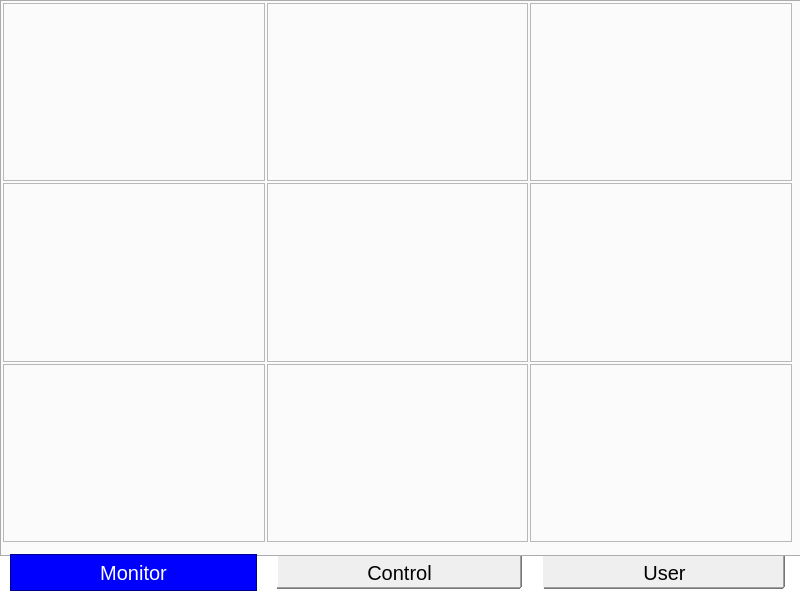
Before: the Qt Designer form HomeMonitoringSystem/mainwindow.ui in CampbellWest/Project3Group5, drawn with Qt 5.
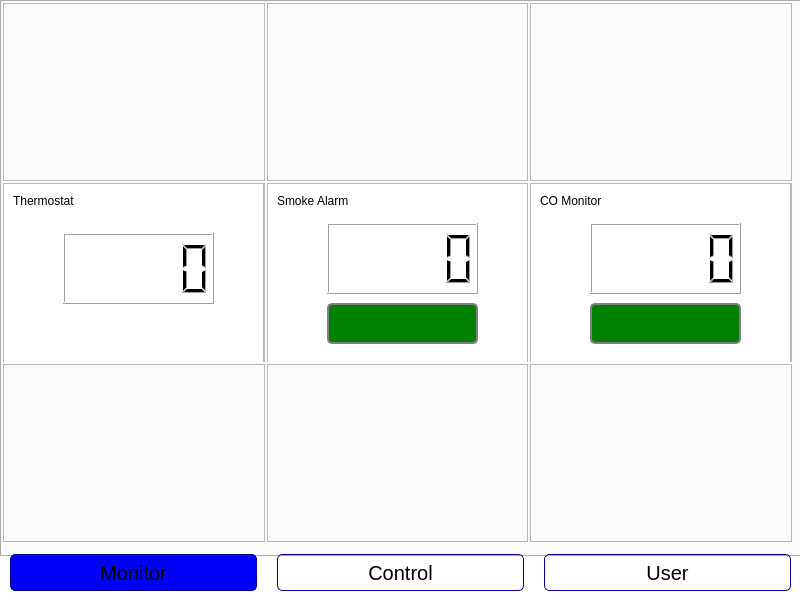
After: the same form once the commit is applied. The open tabs and pages were chosen to show the change.

Commit message: Added sensors UI and modified the control ui layout into our sections.

The edit to the form file:
```diff
--- a/HomeMonitoringSystem/mainwindow.ui
+++ b/HomeMonitoringSystem/mainwindow.ui
@@ -82,11 +82,14 @@
         padding: 0px;          /* Additional padding for spacing */
 	   margin-right: 10px;     /* Space between tabs */
        margin-left: 10px;
+      border-radius: 5px;
+     color: black;
+      border: 1px solid darkblue;
 }
 
     QTabBar::tab:selected {
         background: blue;       /* Background color for selected tab */
-        color: white;           /* Text color for selected tab */
+        color: black;           /* Text color for selected tab */
         border: 1px solid darkblue; /* Border color for selected tab */
     }
 </string>
@@ -98,7 +101,7 @@
      <enum>QTabWidget::TabShape::Rounded</enum>
     </property>
     <property name="currentIndex">
-     <number>2</number>
+     <number>0</number>
     </property>
     <property name="iconSize">
      <size>
@@ -113,6 +116,9 @@
      <bool>false</bool>
     </property>
     <widget class="QWidget" name="MonitorTab">
+     <property name="styleSheet">
+      <string notr="true"/>
+     </property>
      <attribute name="title">
       <string>Monitor</string>
      </attribute>
@@ -141,8 +147,18 @@
        <property name="spacing">
         <number>2</number>
        </property>
-       <item row="4" column="3">
-        <widget class="QFrame" name="SecurityCameraMonitor">
+       <item row="6" column="2">
+        <widget class="QFrame" name="WindowMonitor">
+         <property name="frameShape">
+          <enum>QFrame::Shape::StyledPanel</enum>
+         </property>
+         <property name="frameShadow">
+          <enum>QFrame::Shadow::Raised</enum>
+         </property>
+        </widget>
+       </item>
+       <item row="6" column="3">
+        <widget class="QFrame" name="DoorMonitor">
          <property name="frameShape">
           <enum>QFrame::Shape::StyledPanel</enum>
          </property>
@@ -161,16 +177,6 @@
          </property>
         </widget>
        </item>
-       <item row="5" column="3">
-        <widget class="QFrame" name="COMonitor">
-         <property name="frameShape">
-          <enum>QFrame::Shape::StyledPanel</enum>
-         </property>
-         <property name="frameShadow">
-          <enum>QFrame::Shadow::Raised</enum>
-         </property>
-        </widget>
-       </item>
        <item row="4" column="2">
         <widget class="QFrame" name="MotionMonitor">
          <property name="frameShape">
@@ -181,16 +187,6 @@
          </property>
         </widget>
        </item>
-       <item row="5" column="2">
-        <widget class="QFrame" name="SmokeAlarmMonitor">
-         <property name="frameShape">
-          <enum>QFrame::Shape::StyledPanel</enum>
-         </property>
-         <property name="frameShadow">
-          <enum>QFrame::Shadow::Raised</enum>
-         </property>
-        </widget>
-       </item>
        <item row="5" column="1">
         <widget class="QFrame" name="ThermostatMonitor">
          <property name="frameShape">
@@ -199,6 +195,39 @@
          <property name="frameShadow">
           <enum>QFrame::Shadow::Raised</enum>
          </property>
+         <widget class="QTextBrowser" name="textBrowser_5">
+          <property name="geometry">
+           <rect>
+            <x>0</x>
+            <y>0</y>
+            <width>261</width>
+            <height>181</height>
+           </rect>
+          </property>
+         </widget>
+         <widget class="QLCDNumber" name="ThermostatNumber">
+          <property name="geometry">
+           <rect>
+            <x>60</x>
+            <y>50</y>
+            <width>151</width>
+            <height>71</height>
+           </rect>
+          </property>
+         </widget>
+         <widget class="QLabel" name="label_5">
+          <property name="geometry">
+           <rect>
+            <x>10</x>
+            <y>10</y>
+            <width>81</width>
+            <height>16</height>
+           </rect>
+          </property>
+          <property name="text">
+           <string>Thermostat</string>
+          </property>
+         </widget>
         </widget>
        </item>
        <item row="6" column="1">
@@ -211,8 +240,8 @@
          </property>
         </widget>
        </item>
-       <item row="6" column="2">
-        <widget class="QFrame" name="WindowMonitor">
+       <item row="4" column="3">
+        <widget class="QFrame" name="SecurityCameraMonitor">
          <property name="frameShape">
           <enum>QFrame::Shape::StyledPanel</enum>
          </property>
@@ -221,14 +250,140 @@
          </property>
         </widget>
        </item>
-       <item row="6" column="3">
-        <widget class="QFrame" name="DoorMonitor">
+       <item row="5" column="2">
+        <widget class="QFrame" name="SmokeAlarmMonitor">
          <property name="frameShape">
           <enum>QFrame::Shape::StyledPanel</enum>
          </property>
          <property name="frameShadow">
           <enum>QFrame::Shadow::Raised</enum>
          </property>
+         <widget class="QTextBrowser" name="textBrowser_4">
+          <property name="geometry">
+           <rect>
+            <x>0</x>
+            <y>0</y>
+            <width>261</width>
+            <height>181</height>
+           </rect>
+          </property>
+         </widget>
+         <widget class="QLabel" name="label_3">
+          <property name="geometry">
+           <rect>
+            <x>60</x>
+            <y>120</y>
+            <width>151</width>
+            <height>41</height>
+           </rect>
+          </property>
+          <property name="styleSheet">
+           <string notr="true">QLabel {
+	    background-color: green;
+    color: white;
+    border: 2px solid gray;
+    border-radius: 5px;
+    font-size: 16px;
+    text-align: center;
+}</string>
+          </property>
+          <property name="text">
+           <string/>
+          </property>
+         </widget>
+         <widget class="QLabel" name="label_4">
+          <property name="geometry">
+           <rect>
+            <x>10</x>
+            <y>10</y>
+            <width>81</width>
+            <height>16</height>
+           </rect>
+          </property>
+          <property name="text">
+           <string>Smoke Alarm</string>
+          </property>
+         </widget>
+         <widget class="QLCDNumber" name="lcdNumber_2">
+          <property name="geometry">
+           <rect>
+            <x>60</x>
+            <y>40</y>
+            <width>151</width>
+            <height>71</height>
+           </rect>
+          </property>
+         </widget>
+        </widget>
+       </item>
+       <item row="5" column="3">
+        <widget class="QFrame" name="COMonitor">
+         <property name="frameShape">
+          <enum>QFrame::Shape::StyledPanel</enum>
+         </property>
+         <property name="frameShadow">
+          <enum>QFrame::Shadow::Raised</enum>
+         </property>
+         <widget class="QLabel" name="label">
+          <property name="geometry">
+           <rect>
+            <x>10</x>
+            <y>10</y>
+            <width>71</width>
+            <height>16</height>
+           </rect>
+          </property>
+          <property name="text">
+           <string>CO Monitor </string>
+          </property>
+         </widget>
+         <widget class="QLCDNumber" name="lcdNumber">
+          <property name="geometry">
+           <rect>
+            <x>60</x>
+            <y>40</y>
+            <width>151</width>
+            <height>71</height>
+           </rect>
+          </property>
+         </widget>
+         <widget class="QLabel" name="label_2">
+          <property name="geometry">
+           <rect>
+            <x>60</x>
+            <y>120</y>
+            <width>151</width>
+            <height>41</height>
+           </rect>
+          </property>
+          <property name="styleSheet">
+           <string notr="true">QLabel {
+	    background-color: green;
+    color: white;
+    border: 2px solid gray;
+    border-radius: 5px;
+    font-size: 16px;
+    text-align: center;
+}</string>
+          </property>
+          <property name="text">
+           <string/>
+          </property>
+         </widget>
+         <widget class="QTextBrowser" name="textBrowser_3">
+          <property name="geometry">
+           <rect>
+            <x>0</x>
+            <y>0</y>
+            <width>261</width>
+            <height>181</height>
+           </rect>
+          </property>
+         </widget>
+         <zorder>textBrowser_3</zorder>
+         <zorder>label</zorder>
+         <zorder>lcdNumber</zorder>
+         <zorder>label_2</zorder>
         </widget>
        </item>
       </layout>
@@ -238,25 +393,77 @@
      <attribute name="title">
       <string>Control</string>
      </attribute>
-     <widget class="QTextBrowser" name="textBrowser">
+     <widget class="QWidget" name="gridLayoutWidget_2">
       <property name="geometry">
        <rect>
-        <x>280</x>
-        <y>210</y>
-        <width>256</width>
-        <height>192</height>
+        <x>0</x>
+        <y>0</y>
+        <width>791</width>
+        <height>541</height>
        </rect>
       </property>
-      <property name="html">
-       <string>&lt;!DOCTYPE HTML PUBLIC &quot;-//W3C//DTD HTML 4.0//EN&quot; &quot;http://www.w3.org/TR/REC-html40/strict.dtd&quot;&gt;
-&lt;html&gt;&lt;head&gt;&lt;meta name=&quot;qrichtext&quot; content=&quot;1&quot; /&gt;&lt;meta charset=&quot;utf-8&quot; /&gt;&lt;style type=&quot;text/css&quot;&gt;
-p, li { white-space: pre-wrap; }
-hr { height: 1px; border-width: 0; }
-li.unchecked::marker { content: &quot;\2610&quot;; }
-li.checked::marker { content: &quot;\2612&quot;; }
-&lt;/style&gt;&lt;/head&gt;&lt;body style=&quot; font-family:'.AppleSystemUIFont'; font-size:13pt; font-weight:400; font-style:normal;&quot;&gt;
-&lt;p style=&quot; margin-top:0px; margin-bottom:0px; margin-left:0px; margin-right:0px; -qt-block-indent:0; text-indent:0px;&quot;&gt;All of the controlables &lt;/p&gt;&lt;/body&gt;&lt;/html&gt;</string>
-      </property>
+      <layout class="QGridLayout" name="gridLayout_2">
+       <item row="0" column="2">
+        <widget class="QFrame" name="Windows">
+         <property name="frameShape">
+          <enum>QFrame::Shape::StyledPanel</enum>
+         </property>
+         <property name="frameShadow">
+          <enum>QFrame::Shadow::Raised</enum>
+         </property>
+        </widget>
+       </item>
+       <item row="0" column="0">
+        <widget class="QFrame" name="Door">
+         <property name="frameShape">
+          <enum>QFrame::Shape::StyledPanel</enum>
+         </property>
+         <property name="frameShadow">
+          <enum>QFrame::Shadow::Raised</enum>
+         </property>
+        </widget>
+       </item>
+       <item row="0" column="1">
+        <widget class="QFrame" name="GarageDoor">
+         <property name="frameShape">
+          <enum>QFrame::Shape::StyledPanel</enum>
+         </property>
+         <property name="frameShadow">
+          <enum>QFrame::Shadow::Raised</enum>
+         </property>
+        </widget>
+       </item>
+       <item row="1" column="0">
+        <widget class="QFrame" name="Lights">
+         <property name="frameShape">
+          <enum>QFrame::Shape::StyledPanel</enum>
+         </property>
+         <property name="frameShadow">
+          <enum>QFrame::Shadow::Raised</enum>
+         </property>
+        </widget>
+       </item>
+       <item row="1" column="1">
+        <widget class="QFrame" name="MotionSensor">
+         <property name="frameShape">
+          <enum>QFrame::Shape::StyledPanel</enum>
+         </property>
+         <property name="frameShadow">
+          <enum>QFrame::Shadow::Raised</enum>
+         </property>
+        </widget>
+       </item>
+       <item row="1" column="2">
+        <widget class="QFrame" name="Thermostat">
+         <property name="frameShape">
+          <enum>QFrame::Shape::StyledPanel</enum>
+         </property>
+         <property name="frameShadow">
+          <enum>QFrame::Shadow::Raised</enum>
+         </property>
+        </widget>
+       </item>
+      </layout>
      </widget>
     </widget>
     <widget class="QWidget" name="ControlTab">
```
The commit also changes 4 other files.
